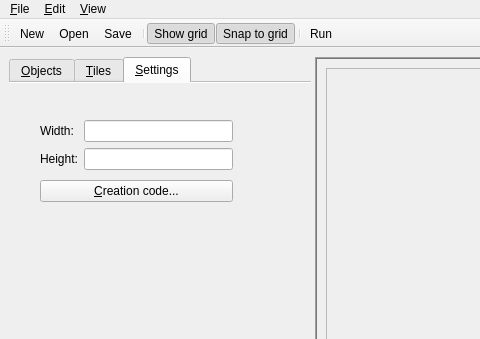
dlon/game1editor, file designer/editor.ui: the form before one commit; both pictures show x 0 to 480 and y 0 to 339 of the 978 by 730 pixel window.
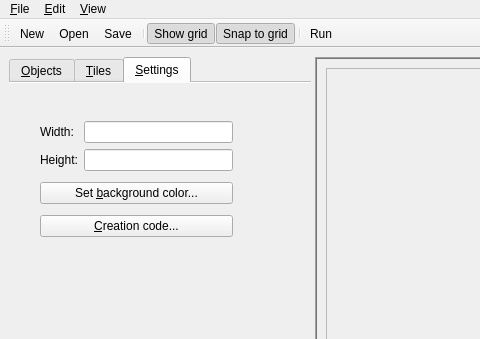
The form after the commit. The open tabs and pages were chosen to show the change. Icons and pictures are not drawn. Custom widgets are drawn as their Qt base class.

Commit message: set background color

```diff
--- a/designer/editor.ui
+++ b/designer/editor.ui
@@ -329,7 +329,7 @@
            <x>31</x>
            <y>33</y>
            <width>193</width>
-           <height>92</height>
+           <height>127</height>
           </rect>
          </property>
          <layout class="QVBoxLayout" name="verticalLayout_5">
@@ -365,6 +365,13 @@
             </item>
            </layout>
           </item>
+          <item>
+           <widget class="QPushButton" name="buttonBackgroundColor">
+            <property name="text">
+             <string>Set &amp;background color...</string>
+            </property>
+           </widget>
+          </item>
           <item>
            <widget class="QPushButton" name="pushButton">
             <property name="text">
```
The commit also changes 2 other files.
